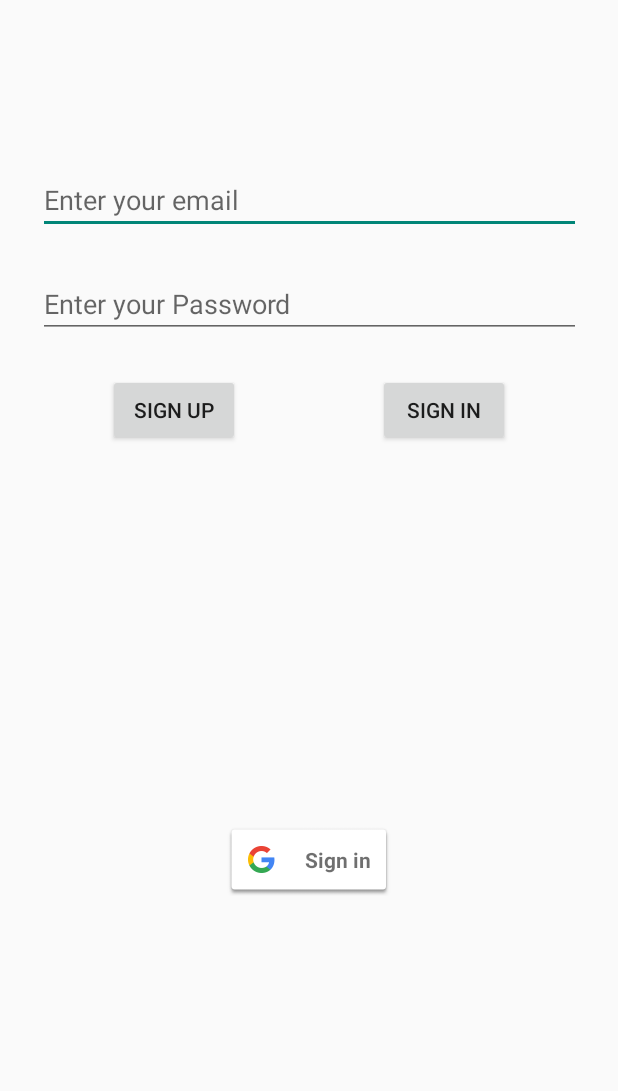
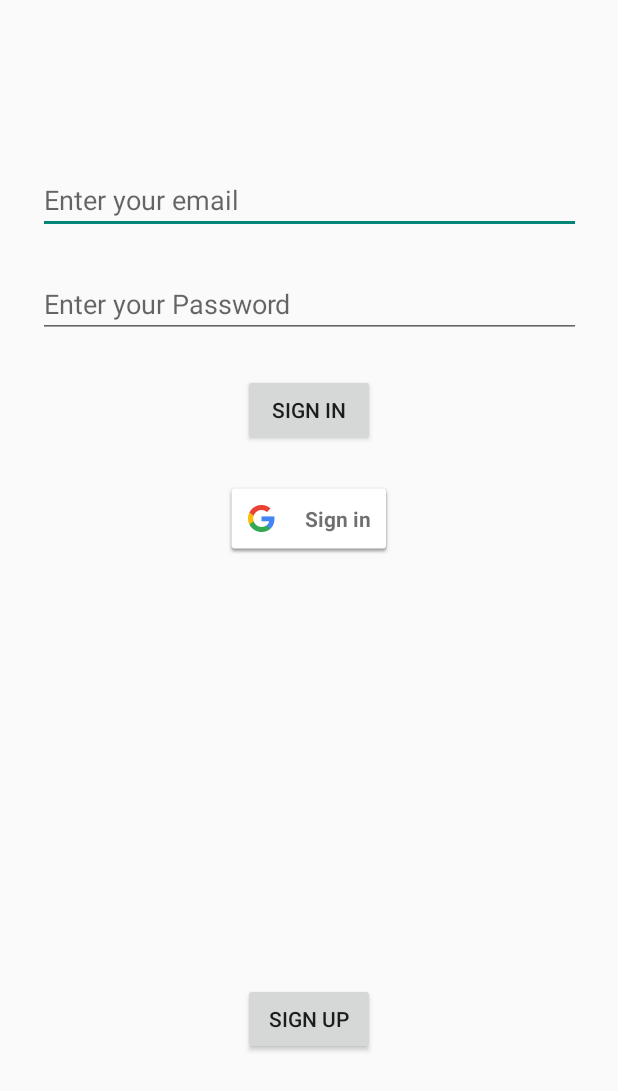
Before and after one commit to Amuff1n/Study-Buddy, an Android app: the MainActivity screen opened directly, with no data from a screen before it, after a tap on "SIGN IN", on a phone screen of 412 x 824 dp, the part 145-1236 px from its top. Run offline under Robolectric (Android 15) with nearby library versions, the phone set to English and light mode, and no system bars; our stand-ins replace Firebase (no records; nobody signed in at launch, a user with empty details on screens opened directly); 1 statement that could not run was skipped.

Commit message:
*fixed empty field sign in bug
*added email and uid to 'Home' activity

*added functional sign out button to 'Home'

```diff
--- a/app/src/main/java/com/studybuddy/studybuddy/MainActivity.java
+++ b/app/src/main/java/com/studybuddy/studybuddy/MainActivity.java
@@ -48,7 +48,7 @@ public class MainActivity extends AppCompatActivity implements View.OnClickListe
             startActivity(new Intent(getApplicationContext(), Home.class));
             finish();
         }
-        SignUpButton = (Button) findViewById(R.id.sign_up_button);
+        SignUpButton = findViewById(R.id.sign_up_button);
         SignUpButton.setOnClickListener(new View.OnClickListener() {
             @Override
             public void onClick(View v) {
@@ -140,6 +140,7 @@ public class MainActivity extends AppCompatActivity implements View.OnClickListe
     }
 
     private void signInEmail() {
+
         mAuth.signInWithEmailAndPassword(mEmailField.getText().toString(), mPasswordField.getText().toString())
                 .addOnCompleteListener(this, new OnCompleteListener<AuthResult>() {
                     @Override
@@ -206,7 +207,14 @@ public class MainActivity extends AppCompatActivity implements View.OnClickListe
         } /*else if (i == R.id.sign_out_button) {
             signOut();
         }*/ else if (i == R.id.email_sign_in_button) {
-            signInEmail();
+            try {
+                signInEmail();
+            } catch (IllegalArgumentException e) {
+                Log.w(TAG, "signInWithEmptyFields", e);
+                Toast.makeText(MainActivity.this, "Please enter email and password.",
+                        Toast.LENGTH_SHORT).show();
+                updateUI(null);
+            }
         }
     }
 }
--- a/app/src/main/res/layout/activity_main.xml
+++ b/app/src/main/res/layout/activity_main.xml
@@ -23,14 +23,11 @@
         android:id="@+id/sign_in_button"
         android:layout_width="wrap_content"
         android:layout_height="wrap_content"
-        android:layout_marginBottom="8dp"
-        android:layout_marginTop="8dp"
-        app:layout_constraintBottom_toBottomOf="parent"
+        android:layout_marginTop="24dp"
         app:layout_constraintHorizontal_bias="0.501"
         app:layout_constraintLeft_toLeftOf="parent"
         app:layout_constraintRight_toRightOf="parent"
-        app:layout_constraintTop_toTopOf="parent"
-        app:layout_constraintVertical_bias="0.839" />
+        app:layout_constraintTop_toBottomOf="@+id/email_sign_in_button" />
 
     <TextView
         android:id="@+id/email_"
@@ -86,23 +83,26 @@
         android:id="@+id/email_sign_in_button"
         android:layout_width="wrap_content"
         android:layout_height="wrap_content"
-        android:layout_marginEnd="72dp"
+        android:layout_marginEnd="8dp"
+        android:layout_marginStart="8dp"
         android:layout_marginTop="24dp"
         android:text="@string/email_sign_in"
         app:layout_constraintEnd_toEndOf="parent"
+        app:layout_constraintStart_toStartOf="parent"
         app:layout_constraintTop_toBottomOf="@+id/password_field"
-        tools:text="@string/email_sign_in"
-        android:layout_marginRight="72dp" />
+        tools:text="@string/email_sign_in" />
 
     <Button
         android:id="@+id/sign_up_button"
         android:layout_width="wrap_content"
         android:layout_height="wrap_content"
-        android:layout_marginLeft="72dp"
+        android:layout_marginBottom="24dp"
+        android:layout_marginEnd="8dp"
+        android:layout_marginStart="8dp"
         android:text="@string/email_sign_up"
-        app:layout_constraintBaseline_toBaselineOf="@+id/email_sign_in_button"
-        app:layout_constraintLeft_toLeftOf="parent"
-        tools:text="@string/email_sign_up"
-        android:layout_marginStart="72dp" />
+        app:layout_constraintBottom_toBottomOf="parent"
+        app:layout_constraintEnd_toEndOf="parent"
+        app:layout_constraintStart_toStartOf="parent"
+        tools:text="@string/email_sign_up" />
 
 </android.support.constraint.ConstraintLayout>
```
Also changed, not shown: app/src/main/java/com/studybuddy/studybuddy/Home.java (+37 -3 lines), app/src/main/res/layout/activity_home.xml (+29 -3 lines).
